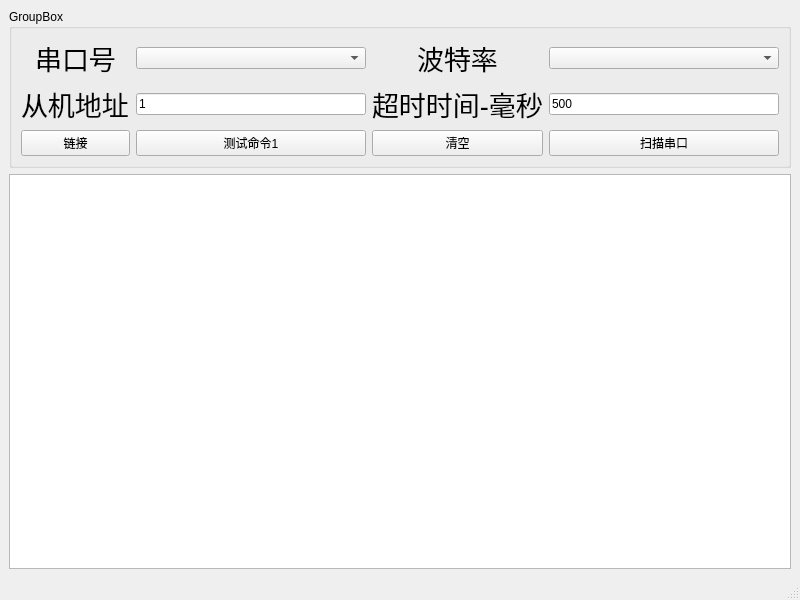
3110962976kuangnu/mb_helper, file mainwindow.ui: the form before one commit.
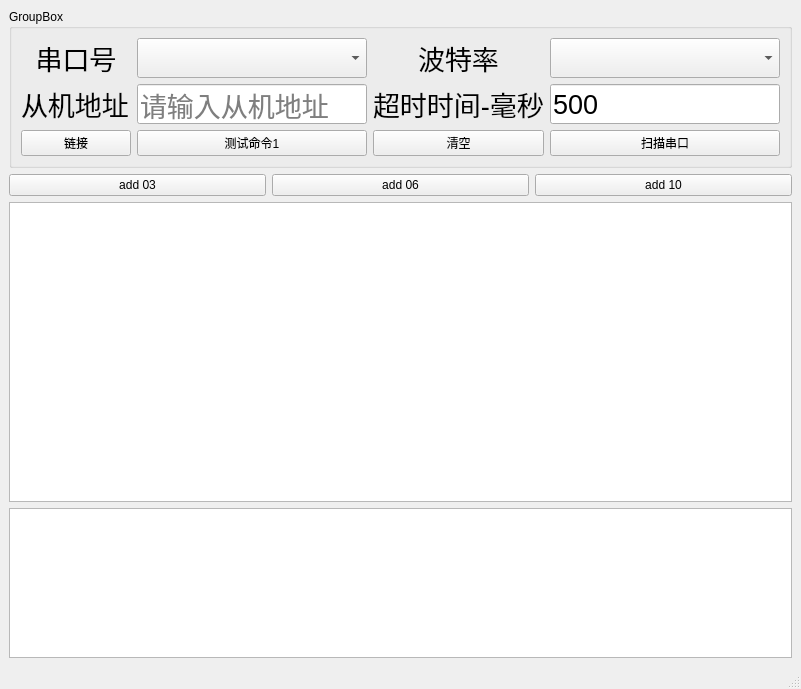
The form after the commit.

Diff of the .ui file:
```diff
--- a/mainwindow.ui
+++ b/mainwindow.ui
@@ -6,8 +6,8 @@
    <rect>
     <x>0</x>
     <y>0</y>
-    <width>800</width>
-    <height>600</height>
+    <width>801</width>
+    <height>689</height>
    </rect>
   </property>
   <property name="windowTitle">
@@ -36,14 +36,28 @@
        </item>
        <item row="1" column="2">
         <widget class="QLineEdit" name="le_slave_address">
+         <property name="minimumSize">
+          <size>
+           <width>0</width>
+           <height>0</height>
+          </size>
+         </property>
          <property name="maximumSize">
           <size>
            <width>230</width>
-           <height>16777215</height>
+           <height>50</height>
           </size>
          </property>
+         <property name="font">
+          <font>
+           <pointsize>20</pointsize>
+          </font>
+         </property>
          <property name="text">
-          <string>1</string>
+          <string/>
+         </property>
+         <property name="placeholderText">
+          <string>请输入从机地址</string>
          </property>
         </widget>
        </item>
@@ -59,9 +73,14 @@
          <property name="maximumSize">
           <size>
            <width>230</width>
-           <height>16777215</height>
+           <height>50</height>
           </size>
          </property>
+         <property name="font">
+          <font>
+           <pointsize>20</pointsize>
+          </font>
+         </property>
          <property name="text">
           <string>500</string>
          </property>
@@ -106,9 +125,14 @@
          <property name="maximumSize">
           <size>
            <width>230</width>
-           <height>16777215</height>
+           <height>50</height>
           </size>
          </property>
+         <property name="font">
+          <font>
+           <pointsize>20</pointsize>
+          </font>
+         </property>
         </widget>
        </item>
        <item row="0" column="0" colspan="2">
@@ -132,9 +156,14 @@
          <property name="maximumSize">
           <size>
            <width>230</width>
-           <height>16777215</height>
+           <height>50</height>
           </size>
          </property>
+         <property name="font">
+          <font>
+           <pointsize>20</pointsize>
+          </font>
+         </property>
         </widget>
        </item>
        <item row="0" column="3" colspan="2">
@@ -157,7 +186,66 @@
      </widget>
     </item>
     <item>
-     <widget class="QTextEdit" name="te_receive"/>
+     <layout class="QVBoxLayout" name="verticalLayout_2">
+      <item>
+       <layout class="QHBoxLayout" name="widget_layout">
+        <item>
+         <widget class="QPushButton" name="btn_add_03">
+          <property name="text">
+           <string>add 03</string>
+          </property>
+         </widget>
+        </item>
+        <item>
+         <widget class="QPushButton" name="btn_add_06">
+          <property name="text">
+           <string>add 06</string>
+          </property>
+         </widget>
+        </item>
+        <item>
+         <widget class="QPushButton" name="btn_add_10">
+          <property name="text">
+           <string>add 10</string>
+          </property>
+         </widget>
+        </item>
+       </layout>
+      </item>
+      <item>
+       <widget class="QListWidget" name="lw_widget_list">
+        <property name="minimumSize">
+         <size>
+          <width>0</width>
+          <height>100</height>
+         </size>
+        </property>
+        <property name="maximumSize">
+         <size>
+          <width>16777215</width>
+          <height>300</height>
+         </size>
+        </property>
+       </widget>
+      </item>
+     </layout>
+    </item>
+    <item>
+     <widget class="QTextEdit" name="te_receive">
+      <property name="maximumSize">
+       <size>
+        <width>16777215</width>
+        <height>150</height>
+       </size>
+      </property>
+      <property name="html">
+       <string>&lt;!DOCTYPE HTML PUBLIC &quot;-//W3C//DTD HTML 4.0//EN&quot; &quot;http://www.w3.org/TR/REC-html40/strict.dtd&quot;&gt;
+&lt;html&gt;&lt;head&gt;&lt;meta name=&quot;qrichtext&quot; content=&quot;1&quot; /&gt;&lt;style type=&quot;text/css&quot;&gt;
+p, li { white-space: pre-wrap; }
+&lt;/style&gt;&lt;/head&gt;&lt;body style=&quot; font-family:'SimSun'; font-size:9pt; font-weight:400; font-style:normal;&quot;&gt;
+&lt;p style=&quot;-qt-paragraph-type:empty; margin-top:0px; margin-bottom:0px; margin-left:0px; margin-right:0px; -qt-block-indent:0; text-indent:0px;&quot;&gt;&lt;br /&gt;&lt;/p&gt;&lt;/body&gt;&lt;/html&gt;</string>
+      </property>
+     </widget>
     </item>
    </layout>
   </widget>
```
Left out of the diff: 4 changed lines with no effect on the pictures.
